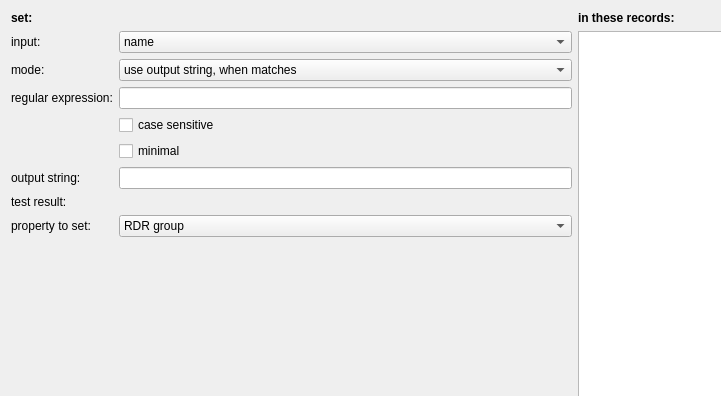
Old version of the form application/dlgsetrdrpropertybyregexp.ui in the repository jkriege2/QuickFit3; both pictures show x 0 to 721 and y 0 to 396 of the 956 by 498 pixel window.
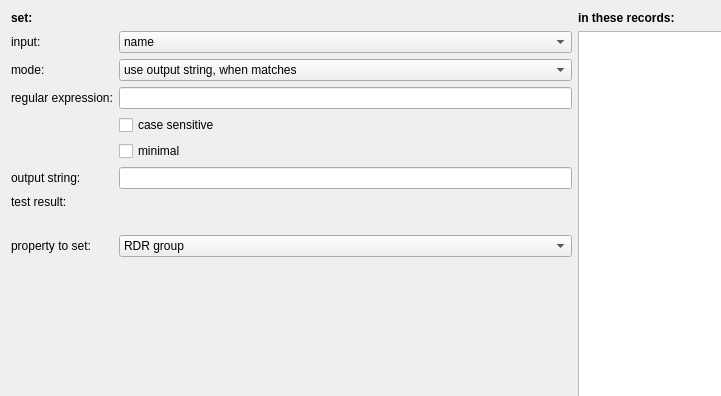
New version of the form.

Diff of the .ui file:
```diff
--- a/application/dlgsetrdrpropertybyregexp.ui
+++ b/application/dlgsetrdrpropertybyregexp.ui
@@ -93,14 +93,14 @@
      <item row="5" column="1">
       <widget class="QLineEdit" name="edtOutputValue"/>
      </item>
-     <item row="7" column="0">
+     <item row="8" column="0">
       <widget class="QLabel" name="label_5">
        <property name="text">
         <string>property to set:</string>
        </property>
       </widget>
      </item>
-     <item row="7" column="1">
+     <item row="8" column="1">
       <widget class="QComboBox" name="cmbOutput">
        <item>
         <property name="text">
@@ -152,6 +152,13 @@
        </property>
       </widget>
      </item>
+     <item row="7" column="1">
+      <widget class="QLabel" name="labError">
+       <property name="text">
+        <string/>
+       </property>
+      </widget>
+     </item>
     </layout>
    </item>
    <item row="0" column="0">
```
Left out of the diff: 5 changed lines with no effect on the pictures.
